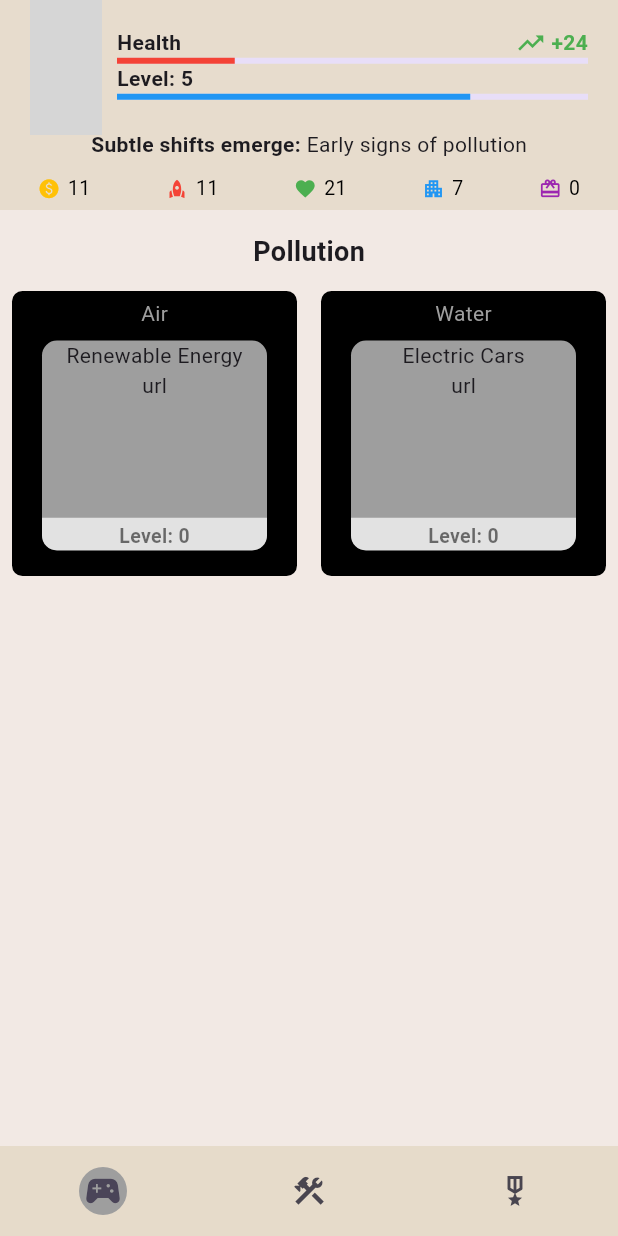
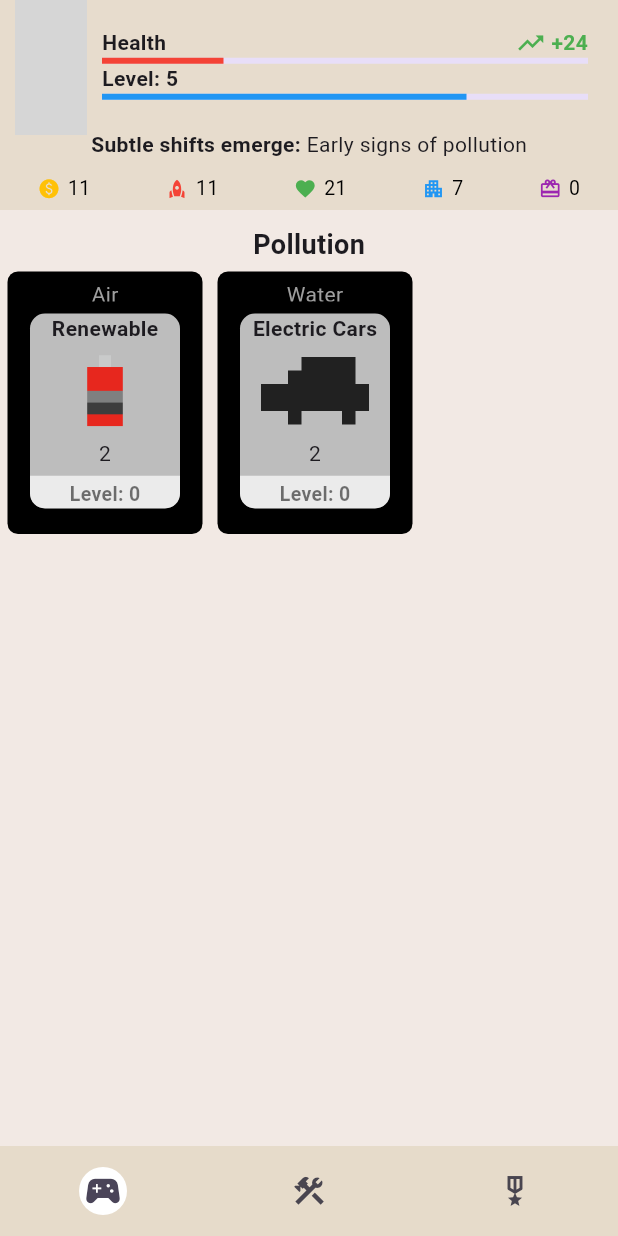
Before and after one commit to chenkuochou/mother_earth, a Flutter app: the screen it shows after launch, on a phone screen of 412 x 824 dp. Run offline on Flutter 3.47's test engine with Material 3 defaults, Android fonts, the phone set to English and light mode, and no system bars; our stand-ins replace flutter_riverpod, google_fonts, lottie; network calls fail; grey boxes are pictures that could not be loaded.

Commit message:
halfway of resourceModel

```diff
--- /dev/null
+++ b/lib/data/solution_data.dart
@@ -0,0 +1,29 @@
+import 'package:mother_earth/model/solution_model.dart';
+import 'package:mother_earth/model/resource_model.dart';
+
+/// Solutions
+// Pollution
+final SolutionModel airRenewable = SolutionModel(
+  title: 'Renewable',
+  duration: const Duration(seconds: 1),
+  gain: 1,
+  assetUrl: 'airRenewable.png',
+  outputs: {
+    pollution: 1,
+  },
+);
+
+final SolutionModel airEV = SolutionModel(
+  title: 'Electric Cars',
+  duration: const Duration(seconds: 10),
+  gain: 1.5,
+  assetUrl: 'airEV.png',
+  requiredSolution: {airRenewable: 1},
+  outputs: {pollution: 1},
+);
+
+/// Global Issue
+final IssueModel pollution = IssueModel(
+  title: 'Pollution',
+  value: 500,
+);
--- a/lib/data/solution_date.dart
+++ /dev/null
@@ -1,32 +0,0 @@
-import 'package:mother_earth/model/progress_model.dart';
-
-/// Solutions
-// Pollution
-final SolutionModel airRenewableEnergy = SolutionModel(
-  title: 'Renewable Energy',
-  duration: const Duration(seconds: 1),
-  gains: 1,
-  assetUrl: 'assetUrl',
-  outputs: {
-    pollution: 1,
-  },
-);
-
-final SolutionModel airEV = SolutionModel(
-  title: 'Electric Cars',
-  duration: const Duration(seconds: 10),
-  gains: 1.5,
-  assetUrl:
-      'https://dotown.maeda-design-room.net/wp-content/uploads/2022/01/vehicle_truck_02.png',
-  requiredSolution: {airRenewableEnergy: 1},
-  outputs: {pollution: 1},
-);
-
-/// Global Issue
-final GlobalIssueModel pollution = GlobalIssueModel(
-  title: 'Pollution',
-  tolerance: 500,
-  duration: Duration.zero,
-  gains: 0,
-  assetUrl: '',
-);
--- a/lib/layout/app_bar_flexible.dart
+++ b/lib/layout/app_bar_flexible.dart
@@ -10,7 +10,7 @@ class AppBarFlexible extends ConsumerWidget {
   Widget build(BuildContext context, WidgetRef ref) {
     return SafeArea(
       child: Padding(
-        padding: const EdgeInsets.only(bottom: 50, left: 20, right: 20),
+        padding: const EdgeInsets.only(bottom: 50, left: 10, right: 20),
         child: Row(
           mainAxisAlignment: MainAxisAlignment.spaceBetween,
           children: [
--- /dev/null
+++ b/lib/layout/app_bar_navigation.dart
@@ -0,0 +1,44 @@
+import 'package:flutter/material.dart';
+
+class AppBarNavigation extends StatelessWidget {
+  const AppBarNavigation(
+      {super.key, required this.pageIndex, required this.onTap});
+  final int pageIndex;
+  final Function onTap;
+
+  @override
+  Widget build(BuildContext context) {
+    return NavigationBar(
+      overlayColor: MaterialStateProperty.all(Colors.transparent),
+      elevation: 0,
+      height: 60,
+      backgroundColor: const Color(0xFFE6DBCA),
+      indicatorColor: Colors.white,
+      indicatorShape: const CircleBorder(),
+      labelBehavior: NavigationDestinationLabelBehavior.alwaysHide,
+      onDestinationSelected: (int index) => onTap(index),
+      selectedIndex: pageIndex,
+      destinations: const <Widget>[
+        NavigationDestination(
+          selectedIcon: Icon(Icons.sports_esports, size: 28),
+          icon: Icon(Icons.sports_esports_outlined, size: 28),
+          label: 'Challenges',
+        ),
+        NavigationDestination(
+          selectedIcon: Icon(Icons.construction),
+          icon: Icon(
+            Icons.construction_outlined,
+          ),
+          label: 'Development',
+        ),
+        NavigationDestination(
+          selectedIcon: Icon(Icons.military_tech),
+          icon: Icon(
+            Icons.military_tech_outlined,
+          ),
+          label: 'Achievement',
+        ),
+      ],
+    );
+  }
+}
--- a/lib/layout/layout_page.dart
+++ b/lib/layout/layout_page.dart
@@ -1,6 +1,7 @@
 import 'package:flutter/material.dart';
 import 'package:flutter/services.dart';
 import 'package:mother_earth/layout/app_bar_flexible.dart';
+import 'package:mother_earth/layout/app_bar_navigation.dart';
 import 'package:mother_earth/page/challenge_page.dart';
 import 'package:mother_earth/layout/app_bar_bottom.dart';
 
@@ -52,42 +53,14 @@ class _LayoutPageState extends State<LayoutPage> {
           ),
         ],
       ),
-      bottomNavigationBar: NavigationBar(
-        overlayColor: MaterialStateProperty.all(Colors.transparent),
-        elevation: 0,
-        height: 60,
-        backgroundColor: const Color(0xFFE6DBCA),
-        indicatorColor: Colors.grey,
-        indicatorShape: const CircleBorder(),
-        labelBehavior: NavigationDestinationLabelBehavior.alwaysHide,
-        onDestinationSelected: (int index) {
-          HapticFeedback.selectionClick();
+      bottomNavigationBar: AppBarNavigation(
+        pageIndex: pageIndex,
+        onTap: (index) {
           setState(() {
             pageIndex = index;
+            HapticFeedback.selectionClick();
           });
         },
-        selectedIndex: pageIndex,
-        destinations: const <Widget>[
-          NavigationDestination(
-            selectedIcon: Icon(Icons.sports_esports, size: 28),
-            icon: Icon(Icons.sports_esports_outlined, size: 28),
-            label: 'Challenges',
-          ),
-          NavigationDestination(
-            selectedIcon: Icon(Icons.construction),
-            icon: Icon(
-              Icons.construction_outlined,
-            ),
-            label: 'Development',
-          ),
-          NavigationDestination(
-            selectedIcon: Icon(Icons.military_tech),
-            icon: Icon(
-              Icons.military_tech_outlined,
-            ),
-            label: 'Achievement',
-          ),
-        ],
       ),
     );
   }
--- /dev/null
+++ b/lib/model/resource_model.dart
@@ -0,0 +1,24 @@
+import 'package:flutter/material.dart';
+
+class ConsumableModel {
+  final String title;
+  final double value;
+
+  ConsumableModel({required this.title, required this.value});
+}
+
+class ResourceModel extends ConsumableModel {
+  final IconData icon;
+  final Color color;
+
+  ResourceModel({
+    required super.title,
+    required super.value,
+    required this.icon,
+    required this.color,
+  });
+}
+
+class IssueModel extends ConsumableModel {
+  IssueModel({required super.title, required super.value});
+}
--- a/lib/model/progress_model.dart
+++ b/lib/model/solution_model.dart
@@ -1,39 +1,38 @@
+import 'package:mother_earth/model/resource_model.dart';
+
 class ProgressModel {
   final String title;
   final Duration duration;
   final int? level;
-  final double gains;
+  final double gain;
   final String assetUrl;
   final double? progress;
-  final int? maxLevel;
+  // isActive
 
   ProgressModel({
     required this.title,
     required this.duration,
     this.level = 0,
-    required this.gains,
+    required this.gain,
     required this.assetUrl,
     this.progress = 0,
-    this.maxLevel = 999,
   });
 
   ProgressModel copyWith({
     String? title,
     Duration? duration,
     int? level,
-    double? gains,
+    double? gain,
     String? assetUrl,
     double? progress,
-    int? maxLevel,
   }) {
     return ProgressModel(
       title: title ?? this.title,
       duration: duration ?? this.duration,
       level: level ?? this.level,
-      gains: gains ?? this.gains,
+      gain: gain ?? this.gain,
       assetUrl: assetUrl ?? this.assetUrl,
       progress: progress ?? this.progress,
-      maxLevel: maxLevel ?? this.maxLevel,
     );
   }
 }
@@ -42,47 +41,44 @@ class SolutionModel extends ProgressModel {
   final Map<SolutionModel, int>? requiredSolution;
   final Map<DevelopmentModel, int>? requiredDevelopment;
   final Map<ResourceModel, double>? consumedResources;
-  final Map<GlobalIssueModel, double> outputs;
+  final Map<IssueModel, double> outputs;
 
   SolutionModel({
     required super.title,
     required super.duration,
     super.level,
-    required super.gains,
+    required super.gain,
     required super.assetUrl,
     this.requiredSolution,
     this.requiredDevelopment,
     this.consumedResources,
     required this.outputs,
     super.progress,
-    super.maxLevel,
   });
 
-  Duration get currentDuration => duration * (1 + gains * level!);
-  Duration get currentOutput => duration * (1 + gains * level!);
+  Duration get currentDuration => duration * (1 + gain * level!);
+  double get currentOutput => outputs.values.first * (1 + gain * level!);
 
   @override
   SolutionModel copyWith({
     String? title,
     Duration? duration,
     int? level,
-    double? gains,
+    double? gain,
     String? assetUrl,
     double? progress,
-    int? maxLevel,
     Map<SolutionModel, int>? requiredSolution,
     Map<DevelopmentModel, int>? requiredDevelopment,
     Map<ResourceModel, double>? consumedResources,
-    Map<GlobalIssueModel, double>? outputs,
+    Map<IssueModel, double>? outputs,
   }) {
     return SolutionModel(
       title: title ?? this.title,
       duration: duration ?? this.duration,
       level: level ?? this.level,
-      gains: gains ?? this.gains,
+      gain: gain ?? this.gain,
       assetUrl: assetUrl ?? this.assetUrl,
       progress: progress ?? this.progress,
-      maxLevel: maxLevel ?? this.maxLevel,
       requiredSolution: requiredSolution ?? this.requiredSolution,
       requiredDevelopment: requiredDevelopment ?? this.requiredDevelopment,
       consumedResources: consumedResources ?? this.consumedResources,
@@ -92,18 +88,3 @@ class SolutionModel extends ProgressModel {
 }
 
 class DevelopmentModel {}
-
-class ResourceModel {}
-
-class GlobalIssueModel extends ProgressModel {
-  final int tolerance;
-
-  GlobalIssueModel({
-    required this.tolerance,
-    required super.title,
-    required super.duration,
-    required super.gains,
-    required super.assetUrl,
-    super.progress,
-  });
-}
--- a/lib/page/challenge_page.dart
+++ b/lib/page/challenge_page.dart
@@ -15,7 +15,7 @@ class ChallengePage extends ConsumerWidget {
         child: ListView(
           children: [
             Padding(
-              padding: const EdgeInsets.only(top: 15, bottom: 5),
+              padding: const EdgeInsets.only(top: 10, bottom: 5),
               child: Center(child: myText('Pollution', size: 18, bold: true)),
             ),
             ProgressSlider(
--- a/lib/page/progress/progress_bar.dart
+++ b/lib/page/progress/progress_bar.dart
@@ -3,14 +3,17 @@ import 'package:flutter_riverpod/flutter_riverpod.dart';
 
 class ProgressBar extends ConsumerStatefulWidget {
   const ProgressBar(
-    this.listenable,
-    this.notifier,
-    this.index, {
-    Key? key,
-  }) : super(key: key);
+      {super.key,
+      required this.listenable,
+      required this.notifier,
+      required this.index,
+      required this.isActive,});
+
   final ProviderListenable listenable;
   final ProviderListenable notifier;
   final int index;
+  final bool isActive;
+
 
   @override
   ConsumerState createState() => _ProgressBarState();
@@ -19,13 +22,13 @@ class ProgressBar extends ConsumerStatefulWidget {
 class _ProgressBarState extends ConsumerState<ProgressBar>
     with SingleTickerProviderStateMixin {
   late AnimationController _animationController;
-  bool isActive = false;
 
   @override
   void initState() {
     super.initState();
     _animationController = AnimationController(
       vsync: this,
+      // duration * gift updates
       duration: ref.read(widget.listenable)[widget.index].currentDuration,
       lowerBound: 0,
     );
@@ -57,19 +60,13 @@ class _ProgressBarState extends ConsumerState<ProgressBar>
       builder: (_, __) {
         double value = _animationController.value;
 
-        if (isActive) {
+        if (widget.isActive) {
           _animationController.forward();
         } else {
           _animationController.stop();
         }
 
-        return GestureDetector(
-          onTap: () {
-            setState(() {
-              isActive = !isActive;
-            });
-          },
-          child: ClipRRect(
+        return ClipRRect(
           borderRadius:
               const BorderRadius.vertical(bottom: Radius.circular(10)),
           child: Stack(
@@ -97,7 +94,6 @@ class _ProgressBarState extends ConsumerState<ProgressBar>
               ),
             ],
           ),
-          ),
         );
       },
     );
--- a/lib/page/progress/progress_card.dart
+++ b/lib/page/progress/progress_card.dart
@@ -1,35 +1,104 @@
 import 'package:flutter/material.dart';
+import 'package:flutter/services.dart';
 import 'package:flutter_riverpod/flutter_riverpod.dart';
+import 'package:mother_earth/app/my_text.dart';
+import 'package:mother_earth/model/solution_model.dart';
 import 'package:mother_earth/page/progress/progress_bar.dart';
 
-class ProgressCard extends ConsumerWidget {
-  const ProgressCard(this.listenable, this.notifier, this.index, {super.key});
+class ProgressCard extends ConsumerStatefulWidget {
+  const ProgressCard({
+    super.key,
+    required this.listenable,
+    required this.notifier,
+    required this.index,
+  });
   final ProviderListenable listenable;
   final ProviderListenable notifier;
   final int index;
 
   @override
-  Widget build(BuildContext context, WidgetRef ref) {
-    return LayoutBuilder(
-      builder: (_, constraints) => Container(
+  ConsumerState<ConsumerStatefulWidget> createState() => _ProgressCardState();
+}
+
+class _ProgressCardState extends ConsumerState<ProgressCard> {
+  bool isActive = false;
+  late SolutionModel solution = ref.read(widget.listenable)[widget.index];
+
+  @override
+  Widget build(BuildContext context) {
+    return GestureDetector(
+      onTap: () {
+        clickable()
+            ? setState(() {
+                isActive = !isActive;
+                HapticFeedback.selectionClick();
+              })
+            : null;
+      },
+      child: Container(
         decoration: BoxDecoration(
-          color: Colors.grey,
+          color: Colors.grey[400],
           borderRadius: BorderRadius.circular(10),
           // border: Border.all(
           //     color: Colors.greenAccent,
           //     width: 3,
           //     strokeAlign: BorderSide.strokeAlignOutside),
         ),
-        width: 150,
-        child: Column(
-          mainAxisAlignment: MainAxisAlignment.spaceBetween,
-          children: [
-            Text(ref.read(listenable)[index].title),
-            const Expanded(child: Text('url')),
-            ProgressBar(listenable, notifier, index)
-          ],
-        ),
+        width: 100,
+        child: LayoutBuilder(builder: (_, constraints) {
+          return Column(
+            mainAxisAlignment: MainAxisAlignment.spaceBetween,
+            children: [
+              Padding(
+                padding: const EdgeInsets.symmetric(horizontal: 5),
+                child: SizedBox(
+                  width: constraints.maxWidth,
+                  child: FittedBox(
+                    fit: BoxFit.scaleDown,
+                    child: myText(solution.title, bold: true),
+                  ),
+                ),
+              ),
+              Expanded(
+                  child: Image.asset(
+                'assets/img/${solution.assetUrl}',
+                color: clickable() ? null : Colors.grey[900],
+              )),
+              const Center(
+                child: Text('2'),
+              ),
+              const SizedBox(height: 5),
+              ProgressBar(
+                  listenable: widget.listenable,
+                  notifier: widget.notifier,
+                  index: widget.index,
+                  isActive: isActive),
+            ],
+          );
+        }),
       ),
     );
   }
+
+  bool clickable() {
+    Map<SolutionModel, int>? requiredSolution = solution.requiredSolution;
+    Map<DevelopmentModel, int>? requiredDevelopment =
+        solution.requiredDevelopment;
+
+    if (requiredSolution == null
+    //  requiredDevelopment == null
+        ) {
+      return true;
+    } else if (requiredSolution.keys.first.level! >=
+        requiredSolution.values.first) {
+      return true;
+    }
+    // else if (requiredDevelopment.keys.first.level! >=
+    //     requiredDevelopment.values.first) {
+    //   return true;
+    // }
+    else {
+      return false;
+    }
+  }
 }
--- a/lib/page/progress/progress_group.dart
+++ b/lib/page/progress/progress_group.dart
@@ -1,6 +1,6 @@
 import 'package:flutter/material.dart';
 import 'package:flutter_riverpod/flutter_riverpod.dart';
-import 'package:mother_earth/page/progress/progress_bar.dart';
+import 'package:mother_earth/page/progress/progress_card.dart';
 
 class ProgressGroup extends StatelessWidget {
   const ProgressGroup({
@@ -19,40 +19,18 @@ class ProgressGroup extends StatelessWidget {
   Widget build(BuildContext context) {
     return ListView.builder(
       scrollDirection: Axis.horizontal,
-      padding: const EdgeInsets.only(left: 10, right: 10, top: 8, bottom: 17),
+      padding: const EdgeInsets.only(left: 5, right: 5, top: 8, bottom: 17),
       itemCount: list.length,
       itemBuilder: (context, index) {
         return Padding(
           padding: const EdgeInsets.symmetric(horizontal: 10),
-          child: progressCard(list[index].title, index),
+          child: ProgressCard(
+              listenable: listenable,
+              notifier: notifier,
+              index: previousItems + index),
         );
       },
       shrinkWrap: true,
     );
   }
-
-  Widget progressCard(String title, int index) {
-    return LayoutBuilder(
-      builder: (_, constraints) => Container(
-        decoration: BoxDecoration(
-          color: Colors.grey,
-          borderRadius: BorderRadius.circular(10),
-          // border: Border.all(
-          //     color: Colors.greenAccent,
-          //     width: 3,
-          //     strokeAlign: BorderSide.strokeAlignOutside),
-        ),
-        width: 150,
-        child: Column(
-          mainAxisAlignment: MainAxisAlignment.spaceBetween,
-          children: [
-            Text(title),
-            const Expanded(child: Text('url')),
-            ProgressBar(listenable, notifier,
-                previousItems + index)
-          ],
-        ),
-      ),
-    );
-  }
 }
--- a/lib/page/progress/progress_slider.dart
+++ b/lib/page/progress/progress_slider.dart
@@ -1,8 +1,7 @@
 import 'package:flutter/material.dart';
 import 'package:flutter_riverpod/flutter_riverpod.dart';
-import 'package:mother_earth/model/progress_model.dart';
+import 'package:mother_earth/model/solution_model.dart';
 import 'package:mother_earth/page/progress/progress_group.dart';
-import 'package:mother_earth/providers/solution_provider.dart';
 
 class ProgressSlider extends StatelessWidget {
   const ProgressSlider({
@@ -20,12 +19,12 @@ class ProgressSlider extends StatelessWidget {
 
   @override
   Widget build(BuildContext context) {
-    final double bgHeight = constraints.maxHeight * 0.25;
-    const double groupPadding = 8;
-    const double groupTitleHeight = 20;
+    const double bgHeight = 175; //constraints.maxHeight * 0.25;
+    const double groupPadding = 5;
+    const double groupTitleHeight = 15;
     const double groupTitleTopPadding = 5;
-    final double progressSliderHeight =
-        bgHeight - groupPadding * 2 - groupTitleHeight - groupTitleTopPadding;
+    const double progressGroupHeight =
+        bgHeight - groupTitleHeight - groupTitleTopPadding;
 
     return SizedBox(
       // color: const Color(0xFFE6DBCA).withOpacity(0.5),
@@ -34,7 +33,7 @@ class ProgressSlider extends StatelessWidget {
         scrollDirection: Axis.horizontal,
         itemCount: groupList.length,
         itemBuilder: (_, index) => Padding(
-          padding: const EdgeInsets.all(groupPadding),
+          padding: const EdgeInsets.symmetric(horizontal: groupPadding),
           child: Container(
               decoration: BoxDecoration(
                 borderRadius: BorderRadius.circular(7),
@@ -54,7 +53,7 @@ class ProgressSlider extends StatelessWidget {
                         )),
                   ),
                   SizedBox(
-                      height: progressSliderHeight,
+                      height: progressGroupHeight,
                       child: ProgressGroup(
                         list: groupList[index],
                         previousItems: countPreviousItems(index),
--- /dev/null
+++ b/lib/providers/resource_provider.dart
@@ -0,0 +1,5 @@
+import 'package:flutter_riverpod/flutter_riverpod.dart';
+
+final resourceProvider = StateProvider<List<double>>((ref) {
+  return [0, 0, 0, 0, 0, 0];
+});
--- a/lib/providers/solution_provider.dart
+++ b/lib/providers/solution_provider.dart
@@ -1,7 +1,6 @@
-import 'package:flutter/material.dart';
 import 'package:flutter_riverpod/flutter_riverpod.dart';
-import 'package:mother_earth/data/solution_date.dart';
-import 'package:mother_earth/model/progress_model.dart';
+import 'package:mother_earth/data/solution_data.dart';
+import 'package:mother_earth/model/solution_model.dart';
 
 final pollutionProvider =
     NotifierProvider<PollutionNotifier, List<SolutionModel>>(
@@ -9,15 +8,10 @@ final pollutionProvider =
 
 class PollutionNotifier extends Notifier<List<SolutionModel>> {
   @override
-  build() => [airRenewableEnergy, airEV];
+  build() => [airRenewable, airEV];
 
   void levelUp(int index) {
     SolutionModel solution = state[index];
-
-    if (solution.level! + 1 < solution.maxLevel!) {
-      state[index] = solution.copyWith(level: solution.level! + 1);
-    } else {
-      debugPrint('Maximum level reached');
-    }
+    state[index] = solution.copyWith(level: solution.level! + 1);
   }
 }
--- a/pubspec.yaml
+++ b/pubspec.yaml
@@ -20,3 +20,6 @@ dev_dependencies:
 
 flutter:
   uses-material-design: true
+
+  assets:
+    - assets/img/
```
Also changed, not shown: assets/img/airEV.png (added), assets/img/airRenewable.png (added). Lines whose indentation alone changed are shown as unchanged.
